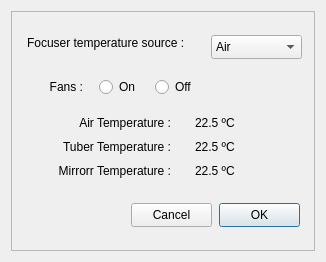
Above: CCA.ui from rpineau/CCA before the change. Below: the same form after it.
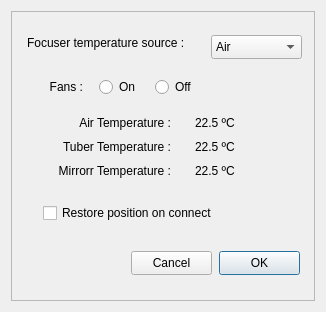
That is the form after the change. Custom widgets are drawn as their Qt base class.

Commit message: Adding code to restore previous position.

```diff
--- a/CCA.ui
+++ b/CCA.ui
@@ -7,7 +7,7 @@
     <x>0</x>
     <y>0</y>
     <width>326</width>
-    <height>262</height>
+    <height>312</height>
    </rect>
   </property>
   <property name="sizePolicy">
@@ -19,13 +19,13 @@
   <property name="minimumSize">
    <size>
     <width>326</width>
-    <height>262</height>
+    <height>312</height>
    </size>
   </property>
   <property name="maximumSize">
    <size>
     <width>326</width>
-    <height>262</height>
+    <height>312</height>
    </size>
   </property>
   <property name="windowTitle">
@@ -62,7 +62,7 @@
       <property name="geometry">
        <rect>
         <x>120</x>
-        <y>192</y>
+        <y>240</y>
         <width>81</width>
         <height>24</height>
        </rect>
@@ -78,7 +78,7 @@
       <property name="geometry">
        <rect>
         <x>208</x>
-        <y>192</y>
+        <y>240</y>
         <width>81</width>
         <height>24</height>
        </rect>
@@ -257,6 +257,19 @@
        <string>22.5 ºC</string>
       </property>
      </widget>
+     <widget class="QCheckBox" name="checkBox">
+      <property name="geometry">
+       <rect>
+        <x>32</x>
+        <y>192</y>
+        <width>200</width>
+        <height>20</height>
+       </rect>
+      </property>
+      <property name="text">
+       <string>Restore position on connect</string>
+      </property>
+     </widget>
     </widget>
    </item>
   </layout>
```
The commit also changes 4 other files.
